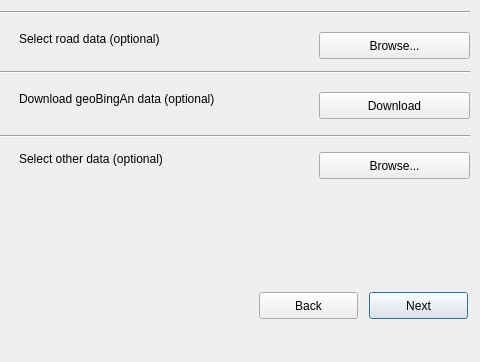
Old version of the form wizard_quickmap_1_base.ui in the repository anggabayu21/emergency_mapper_qgis_plugin; both pictures show x 251 to 731 and y 198 to 560 of the 731 by 560 pixel window.
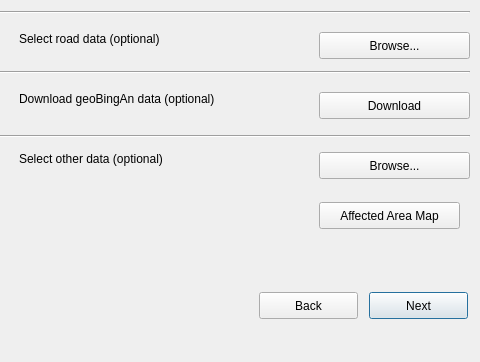
New version of the form.

Commit message: button order

What changed in the file:
```diff
--- a/wizard_quickmap_1_base.ui
+++ b/wizard_quickmap_1_base.ui
@@ -127,8 +127,8 @@
   <widget class="QPushButton" name="vap_btn">
    <property name="geometry">
     <rect>
-     <x>580</x>
-     <y>290</y>
+     <x>570</x>
+     <y>400</y>
      <width>141</width>
      <height>27</height>
     </rect>
```
The commit also changes 2 other files.
